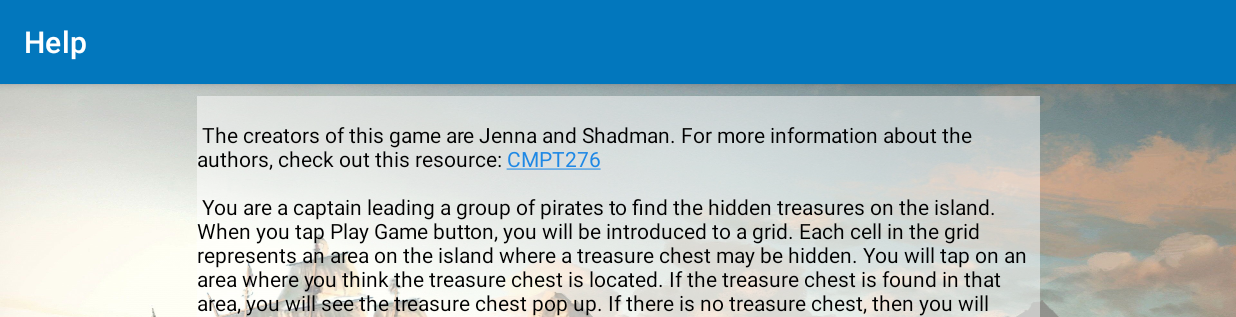
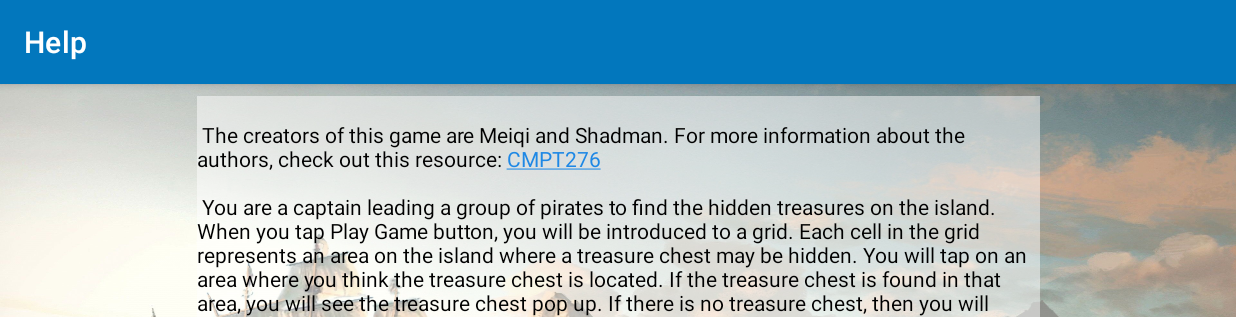
Before and after one commit to shadmanh123/Android_Game_App, an Android app: the HelpActivity screen opened directly, with no data from a screen before it, on a phone screen of 824 x 412 dp (held sideways). Shown: the top 317 px of the screen. Run offline under Robolectric (Android 15) with nearby library versions, the phone set to English and light mode, and no system bars.

Commit message:
Update strings xml file

```diff
--- a/app/src/main/res/values/strings.xml
+++ b/app/src/main/res/values/strings.xml
@@ -7,12 +7,12 @@
     <string name="hello_world">Hello, welcome to mine seekers</string>
     <string name="Welcome_Message">
         Welcome to Treasure Finder!
-        This game is created by Jenna and Shadman. We hope you enjoy!
+        This game is created by Meiqi and Shadman. We hope you enjoy!
         Click anywhere to continue.
     </string>
     <string name="hyperlink">
         \n
-        The creators of this game are Jenna and Shadman. For more information about the authors,
+        The creators of this game are Meiqi and Shadman. For more information about the authors,
         check out this resource:
         <a href="https://opencoursehub.cs.sfu.ca/bfraser/grav-cms/cmpt276/home">CMPT276</a>
         \n
```
